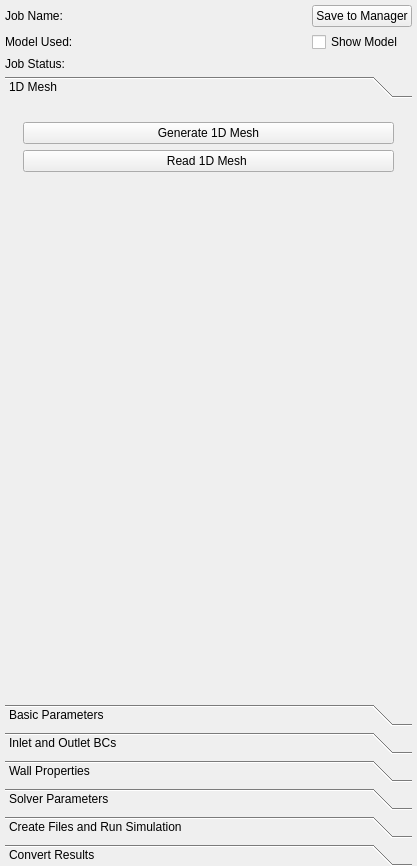
SimVascular/SimVascular, file Code/Source/sv4gui/Plugins/org.sv.gui.qt.simulation1d/sv4gui_SimulationView1d.ui: the form before one commit.
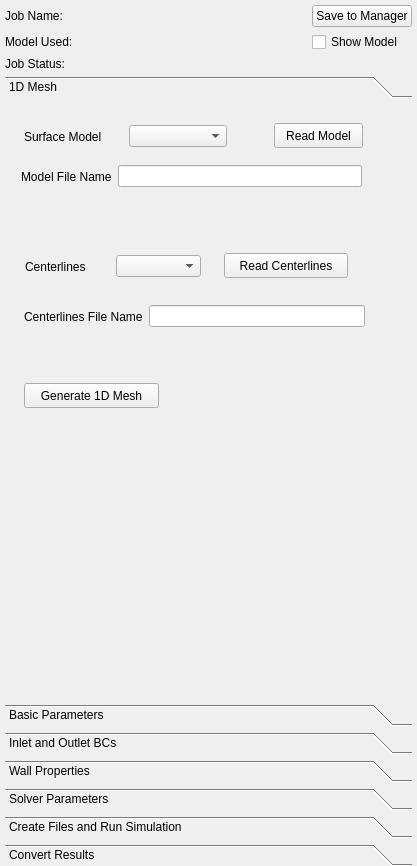
The form after the commit. Custom widgets are drawn as their Qt base class.

What changed in the file:
```diff
--- a/Code/Source/sv4gui/Plugins/org.sv.gui.qt.simulation1d/sv4gui_SimulationView1d.ui
+++ b/Code/Source/sv4gui/Plugins/org.sv.gui.qt.simulation1d/sv4gui_SimulationView1d.ui
@@ -166,41 +166,147 @@
          <number>0</number>
         </property>
         <widget class="QWidget" name="page_7">
+         <property name="geometry">
+          <rect>
+           <x>0</x>
+           <y>0</y>
+           <width>407</width>
+           <height>564</height>
+          </rect>
+         </property>
          <attribute name="label">
           <string>1D Mesh</string>
          </attribute>
          <layout class="QVBoxLayout" name="verticalLayout_18">
           <item>
            <widget class="QWidget" name="widget_3" native="true">
-            <layout class="QVBoxLayout" name="verticalLayout_19">
-             <item>
-              <widget class="QPushButton" name="generateMeshPushButton">
-               <property name="text">
-                <string>Generate 1D Mesh</string>
-               </property>
-              </widget>
-             </item>
-             <item>
-              <widget class="QPushButton" name="readMeshPushButton">
-               <property name="text">
-                <string>Read 1D Mesh </string>
-               </property>
-              </widget>
-             </item>
-             <item>
-              <spacer name="verticalSpacer_4">
-               <property name="orientation">
-                <enum>Qt::Vertical</enum>
-               </property>
-               <property name="sizeHint" stdset="0">
-                <size>
-                 <width>20</width>
-                 <height>40</height>
-                </size>
-               </property>
-              </spacer>
-             </item>
-            </layout>
+            <widget class="QPushButton" name="generateMeshPushButton">
+             <property name="geometry">
+              <rect>
+               <x>10</x>
+               <y>270</y>
+               <width>135</width>
+               <height>25</height>
+              </rect>
+             </property>
+             <property name="text">
+              <string>Generate 1D Mesh</string>
+             </property>
+            </widget>
+            <widget class="QPushButton" name="readModelPushButton">
+             <property name="geometry">
+              <rect>
+               <x>260</x>
+               <y>10</y>
+               <width>89</width>
+               <height>25</height>
+              </rect>
+             </property>
+             <property name="text">
+              <string>Read Model</string>
+             </property>
+            </widget>
+            <widget class="QPushButton" name="readCenterlinesPushButton">
+             <property name="geometry">
+              <rect>
+               <x>210</x>
+               <y>140</y>
+               <width>124</width>
+               <height>25</height>
+              </rect>
+             </property>
+             <property name="text">
+              <string>Read Centerlines</string>
+             </property>
+            </widget>
+            <widget class="QWidget" name="">
+             <property name="geometry">
+              <rect>
+               <x>10</x>
+               <y>10</y>
+               <width>203</width>
+               <height>27</height>
+              </rect>
+             </property>
+             <layout class="QHBoxLayout" name="horizontalLayout_11">
+              <item>
+               <widget class="QLabel" name="label_22">
+                <property name="text">
+                 <string>Surface Model   </string>
+                </property>
+               </widget>
+              </item>
+              <item>
+               <widget class="QComboBox" name="surfaceModelComboBox"/>
+              </item>
+             </layout>
+            </widget>
+            <widget class="QWidget" name="">
+             <property name="geometry">
+              <rect>
+               <x>11</x>
+               <y>140</y>
+               <width>176</width>
+               <height>27</height>
+              </rect>
+             </property>
+             <layout class="QHBoxLayout" name="horizontalLayout_12">
+              <item>
+               <widget class="QLabel" name="label_23">
+                <property name="text">
+                 <string>Centerlines </string>
+                </property>
+               </widget>
+              </item>
+              <item>
+               <widget class="QComboBox" name="centerlinesComboBox"/>
+              </item>
+             </layout>
+            </widget>
+            <widget class="QWidget" name="">
+             <property name="geometry">
+              <rect>
+               <x>7</x>
+               <y>50</y>
+               <width>341</width>
+               <height>27</height>
+              </rect>
+             </property>
+             <layout class="QHBoxLayout" name="horizontalLayout_13">
+              <item>
+               <widget class="QLabel" name="modelFileNameLabel">
+                <property name="text">
+                 <string>Model File Name</string>
+                </property>
+               </widget>
+              </item>
+              <item>
+               <widget class="QLineEdit" name="modelFileNameLineEdit"/>
+              </item>
+             </layout>
+            </widget>
+            <widget class="QWidget" name="">
+             <property name="geometry">
+              <rect>
+               <x>10</x>
+               <y>190</y>
+               <width>341</width>
+               <height>27</height>
+              </rect>
+             </property>
+             <layout class="QHBoxLayout" name="horizontalLayout_14">
+              <item>
+               <widget class="QLabel" name="centerlinesFileNameLabel">
+                <property name="text">
+                 <string>Centerlines File Name</string>
+                </property>
+               </widget>
+              </item>
+              <item>
+               <widget class="QLineEdit" name="centerlinesFileNameLineEdit"/>
+              </item>
+             </layout>
+            </widget>
            </widget>
           </item>
          </layout>
```
